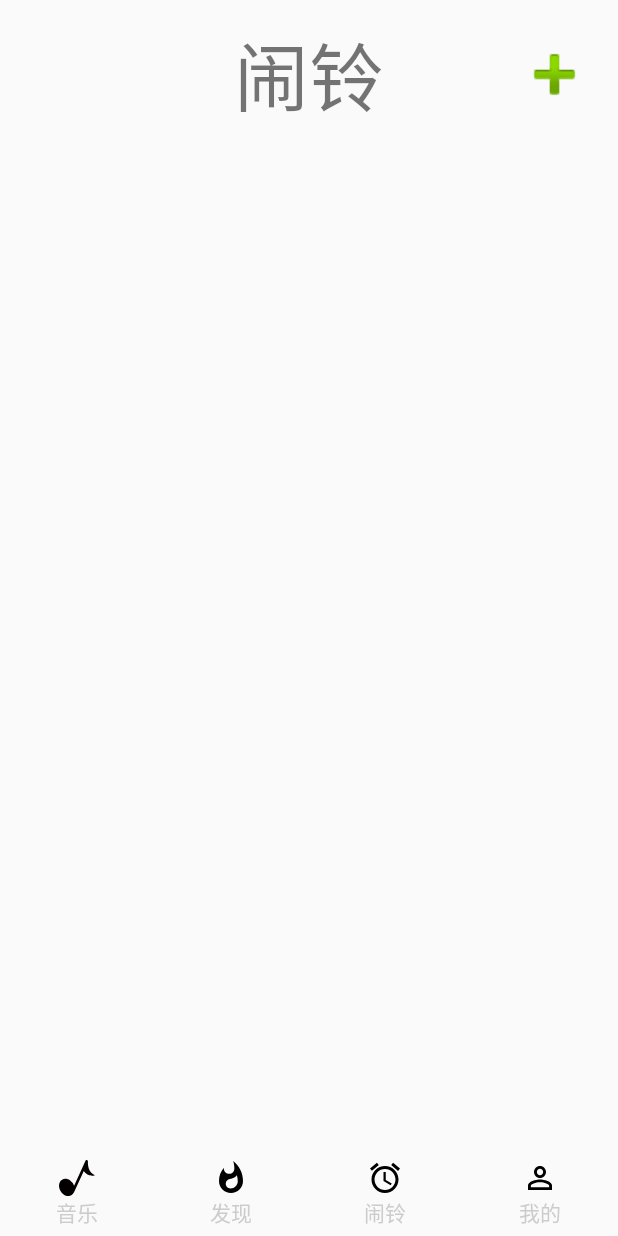
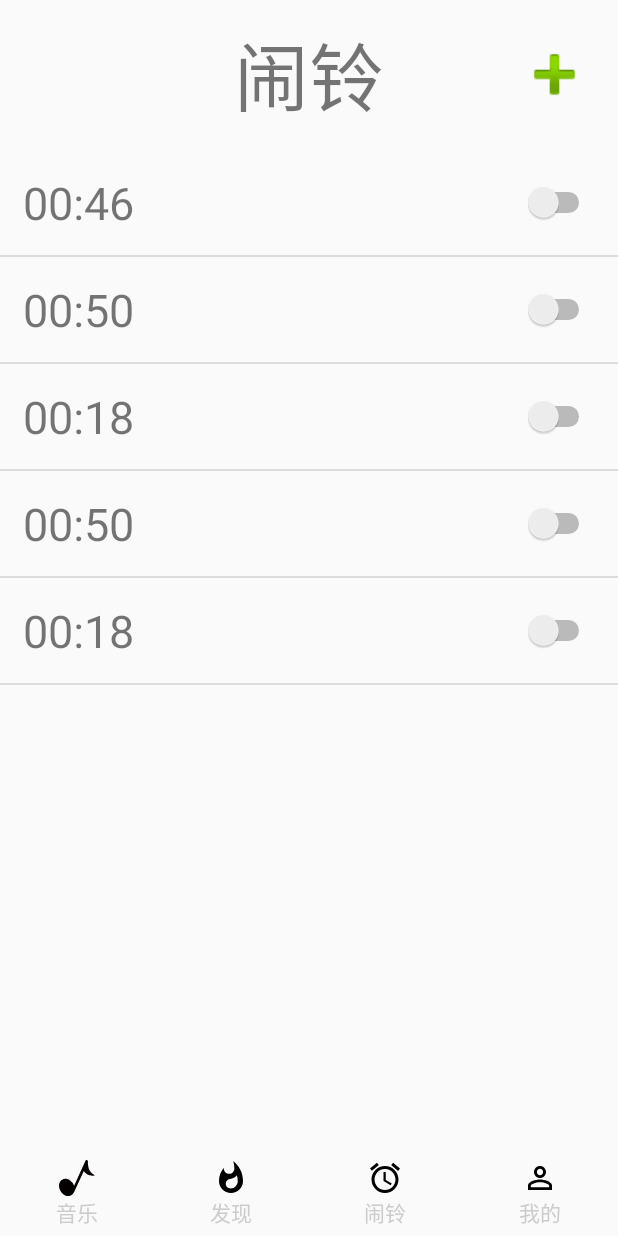
Before and after one commit to Vircsr/Tranquil, an Android app: the fragment FragmentClock placed in its activity, on a phone screen of 412 x 824 dp. Run offline under Robolectric (Android 15) with nearby library versions, the phone set to English and light mode, and no system bars.

Commit message:
闹钟列表的实现

```diff
--- a/app/src/main/AndroidManifest.xml
+++ b/app/src/main/AndroidManifest.xml
@@ -12,7 +12,9 @@
         android:roundIcon="@mipmap/ic_launcher_round"
         android:supportsRtl="true"
         android:theme="@style/AppTheme">
-        <activity android:name=".SetMyActivity"></activity>
+        <activity android:name=".RemindWayActivity"></activity>
+        <activity android:name=".RingActivity" />
+        <activity android:name=".SetMyActivity" />
         <activity android:name=".SetAlarmActivity" />
         <activity android:name=".PurchaseActivity" />
         <activity android:name=".MusicListActivity" />
--- /dev/null
+++ b/app/src/main/java/adapter/ClockListAdapter.java
@@ -0,0 +1,72 @@
+package adapter;
+
+import android.content.Context;
+import android.view.LayoutInflater;
+import android.view.View;
+import android.view.ViewGroup;
+import android.widget.BaseAdapter;
+import android.widget.Switch;
+import android.widget.TextView;
+
+import com.example.tranquil.R;
+import java.util.ArrayList;
+import entity.Clock;
+
+
+public class ClockListAdapter extends BaseAdapter {
+    private Context context;
+    private LayoutInflater layoutInflater;
+    private ArrayList<Clock> clockArrayList;
+
+    public ClockListAdapter(Context context,ArrayList<Clock> clockArrayList){
+        this.context=context;
+        this.layoutInflater=LayoutInflater.from(context);
+        this.clockArrayList=clockArrayList;
+
+    }
+
+
+    @Override
+    public int getCount() {
+        return clockArrayList.size();
+    }
+
+    @Override
+    public Object getItem(int position) {
+        return clockArrayList.get(position);
+    }
+
+    @Override
+    public long getItemId(int position) {
+        return position;
+    }
+
+    static class ViewHolder {
+        //显示item中时间和选择按钮的两个组件
+        public TextView clock_ringtime;
+    }
+
+
+    @Override
+    public View getView(int position,View convertView,ViewGroup parent){
+        ViewHolder holder=null;
+        if(convertView == null){
+            //填写ListView的图标和标题等控件的来源，来自于layout;clocklist_item这个布局文件
+            //把控件所在的布局文件加载到当前类中
+            convertView = layoutInflater.inflate(R.layout.clocklist_item,null);
+            //生成一个ViewHolder的对象
+            holder = new ViewHolder();
+            //获取控件对象
+            holder.clock_ringtime=convertView.findViewById(R.id.clock_ringtime);
+            convertView.setTag(holder);
+
+        }else{
+            holder = (ViewHolder) convertView.getTag();
+        }
+        Clock clock= clockArrayList.get(position);
+        holder.clock_ringtime.setText(clock.getTime());
+
+        return convertView;
+        }
+
+}
--- /dev/null
+++ b/app/src/main/java/entity/Clock.java
@@ -0,0 +1,17 @@
+package entity;
+
+import android.widget.Switch;
+
+public class Clock {
+    private String time;
+
+
+    public void setTime(String time) {
+        this.time = time;
+    }
+
+    public String getTime(){
+        return time;
+    }
+
+}
--- a/app/src/main/java/frag/FragmentClock.java
+++ b/app/src/main/java/frag/FragmentClock.java
@@ -8,7 +8,9 @@ import android.support.v4.app.Fragment;
 import android.view.LayoutInflater;
 import android.view.View;
 import android.view.ViewGroup;
+import android.widget.AdapterView;
 import android.widget.ImageView;
+import android.widget.ListView;
 import android.widget.TextView;
 
 import com.example.tranquil.MusicListActivity;
@@ -17,16 +19,32 @@ import com.example.tranquil.SetAlarmActivity;
 import com.lidroid.xutils.ViewUtils;
 import com.lidroid.xutils.view.annotation.ViewInject;
 
+import java.util.ArrayList;
+import java.util.Set;
+
+import adapter.ClockListAdapter;
+import entity.Clock;
+
 public class FragmentClock extends Fragment implements View.OnClickListener {
 
     public ImageView clockadd;
+    public ListView clockListView;
 
     @Nullable
     @Override
     public View onCreateView(@NonNull LayoutInflater inflater, @Nullable ViewGroup container, @Nullable Bundle savedInstanceState) {
-        View view=LayoutInflater.from(getActivity()).inflate(R.layout.frag_clock,null);
+        View view = LayoutInflater.from(getActivity()).inflate(R.layout.frag_clock, null);
         ViewUtils.inject(getActivity());
-        clockadd=view.findViewById(R.id.clockadd);
+        clockadd = view.findViewById(R.id.clockadd);
+        clockListView = view.findViewById(R.id.clock_List);
+        clockListView.setAdapter(new ClockListAdapter(getActivity(), loadClockList()));
+        clockListView.setOnItemClickListener(new AdapterView.OnItemClickListener() {
+            @Override
+            public void onItemClick(AdapterView<?> parent, View view, int position, long id) {
+                Intent intent2=new Intent(getActivity(),SetAlarmActivity.class);
+                startActivity(intent2);
+            }
+        });
         clockadd.setOnClickListener(this);
         return view;
     }
@@ -34,17 +52,44 @@ public class FragmentClock extends Fragment implements View.OnClickListener {
     @Override
     public void setMenuVisibility(boolean menuVisible) {
         super.setMenuVisibility(menuVisible);
-        if(this.getView()!=null){
-            this.getView().setVisibility(menuVisible?View.VISIBLE:View.GONE);
+        if (this.getView() != null) {
+            this.getView().setVisibility(menuVisible ? View.VISIBLE : View.GONE);
         }
     }
 
     @Override
     public void onClick(View v) {
-        switch (v.getId()){
+       switch (v.getId()) {
             case R.id.clockadd:// 新建界面
-                startActivity(new Intent(getActivity(),SetAlarmActivity.class));
+                startActivity(new Intent(getActivity(), SetAlarmActivity.class));
                 break;
         }
     }
+
+    public static ArrayList<Clock> loadClockList() {
+        ArrayList<Clock> clockArrayList = new ArrayList<>();
+
+        Clock clock1 = new Clock();
+        clock1.setTime("00:46");
+
+        Clock clock2 = new Clock();
+        clock2.setTime("00:50");
+
+        Clock clock3 = new Clock();
+        clock3.setTime("00:18");
+
+        Clock clock4 = new Clock();
+        clock4.setTime("00:50");
+
+        Clock clock5 = new Clock();
+        clock5.setTime("00:18");
+
+        clockArrayList.add(clock1);
+        clockArrayList.add(clock2);
+        clockArrayList.add(clock3);
+        clockArrayList.add(clock4);
+        clockArrayList.add(clock5);
+        return clockArrayList;
+    }
+
 }
--- /dev/null
+++ b/app/src/main/res/layout/activity_remind_way.xml
@@ -0,0 +1,9 @@
+<?xml version="1.0" encoding="utf-8"?>
+<android.support.constraint.ConstraintLayout xmlns:android="http://schemas.android.com/apk/res/android"
+    xmlns:app="http://schemas.android.com/apk/res-auto"
+    xmlns:tools="http://schemas.android.com/tools"
+    android:layout_width="match_parent"
+    android:layout_height="match_parent"
+    tools:context=".RemindWayActivity">
+
+</android.support.constraint.ConstraintLayout>
--- /dev/null
+++ b/app/src/main/res/layout/activity_ring.xml
@@ -0,0 +1,9 @@
+<?xml version="1.0" encoding="utf-8"?>
+<android.support.constraint.ConstraintLayout xmlns:android="http://schemas.android.com/apk/res/android"
+    xmlns:app="http://schemas.android.com/apk/res-auto"
+    xmlns:tools="http://schemas.android.com/tools"
+    android:layout_width="match_parent"
+    android:layout_height="match_parent"
+    tools:context=".RingActivity">
+
+</android.support.constraint.ConstraintLayout>
--- /dev/null
+++ b/app/src/main/res/layout/clocklist_item.xml
@@ -0,0 +1,31 @@
+<?xml version="1.0" encoding="utf-8"?>
+<LinearLayout xmlns:android="http://schemas.android.com/apk/res/android"
+    android:layout_width="match_parent"
+    android:layout_height="match_parent"
+    android:descendantFocusability="blocksDescendants"
+    android:orientation="horizontal">
+    <LinearLayout
+        android:layout_width="match_parent"
+        android:layout_height="70dp"
+        android:orientation="horizontal">
+
+        <TextView
+            android:id="@+id/clock_ringtime"
+            android:layout_width="wrap_content"
+            android:layout_height="match_parent"
+            android:layout_weight="6"
+            android:gravity="center|left"
+            android:paddingLeft="@dimen/padding15"
+            android:textSize="@dimen/fontsize30"
+            android:text="00:38" />
+
+        <Switch
+            android:id="@+id/clock_statebutton"
+            android:layout_width="wrap_content"
+            android:layout_height="match_parent"
+            android:paddingRight="@dimen/padding15"
+            android:gravity="center"
+            android:layout_weight="1" />
+    </LinearLayout>
+
+</LinearLayout>
--- a/app/src/main/res/layout/frag_clock.xml
+++ b/app/src/main/res/layout/frag_clock.xml
@@ -33,9 +33,8 @@
     </RelativeLayout>
 
     <ListView
-        android:id="@+id/clockList"
+        android:id="@+id/clock_List"
         android:layout_width="match_parent"
         android:layout_height="match_parent"
-        android:layout_alignParentStart="true"
         android:layout_marginBottom="100dp" />
 </LinearLayout>
```
